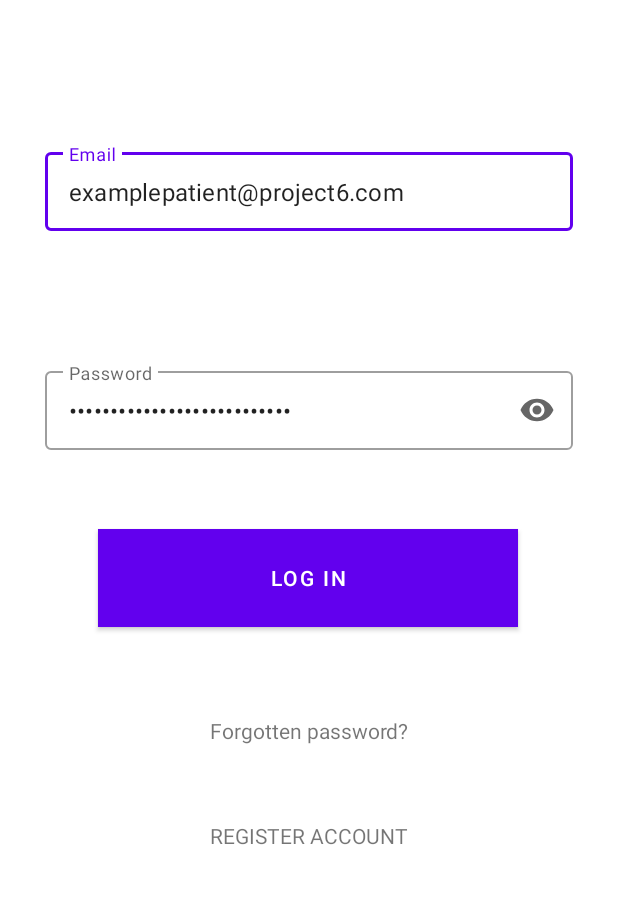
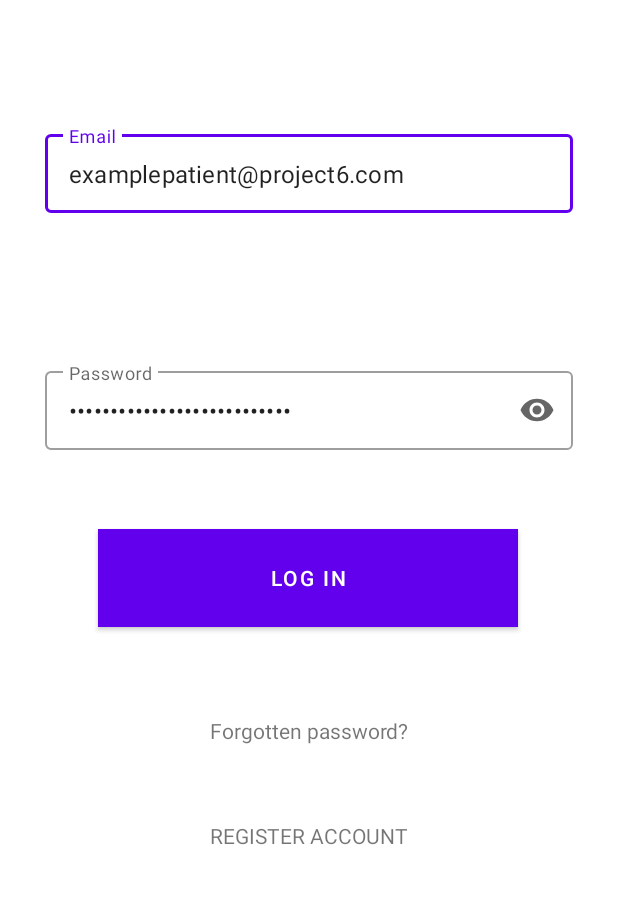
Before and after one commit to yuyangjerry/MobileApp3170, an Android app: the screen it shows after launch (LoginActivity), on a phone screen of 412 x 824 dp, the part 309-1213 px from its top. Run offline under Robolectric (Android 15) with nearby library versions, the phone set to English and light mode, and no system bars; our stand-ins replace Firebase (no records; nobody signed in at launch, a user with empty details on screens opened directly); Roboto replaces fonts that are not available here.

Commit message:
Login page attempt again

```diff
--- a/app/src/main/res/layout/activity_login.xml
+++ b/app/src/main/res/layout/activity_login.xml
@@ -18,7 +18,7 @@
         android:textColor="@color/white"
         android:textSize="45dp"
         android:textStyle="bold"
-        app:layout_constraintBottom_toTopOf="@+id/email_input"
+        app:layout_constraintBottom_toTopOf="@+id/guideline2"
         app:layout_constraintHorizontal_bias="0.545"
         app:layout_constraintLeft_toLeftOf="parent"
         app:layout_constraintRight_toRightOf="parent"
@@ -115,5 +115,5 @@
         android:layout_width="wrap_content"
         android:layout_height="wrap_content"
         android:orientation="horizontal"
-        app:layout_constraintGuide_percent="0.27" />
+        app:layout_constraintGuide_percent="0.24" />
 </androidx.constraintlayout.widget.ConstraintLayout>
```
